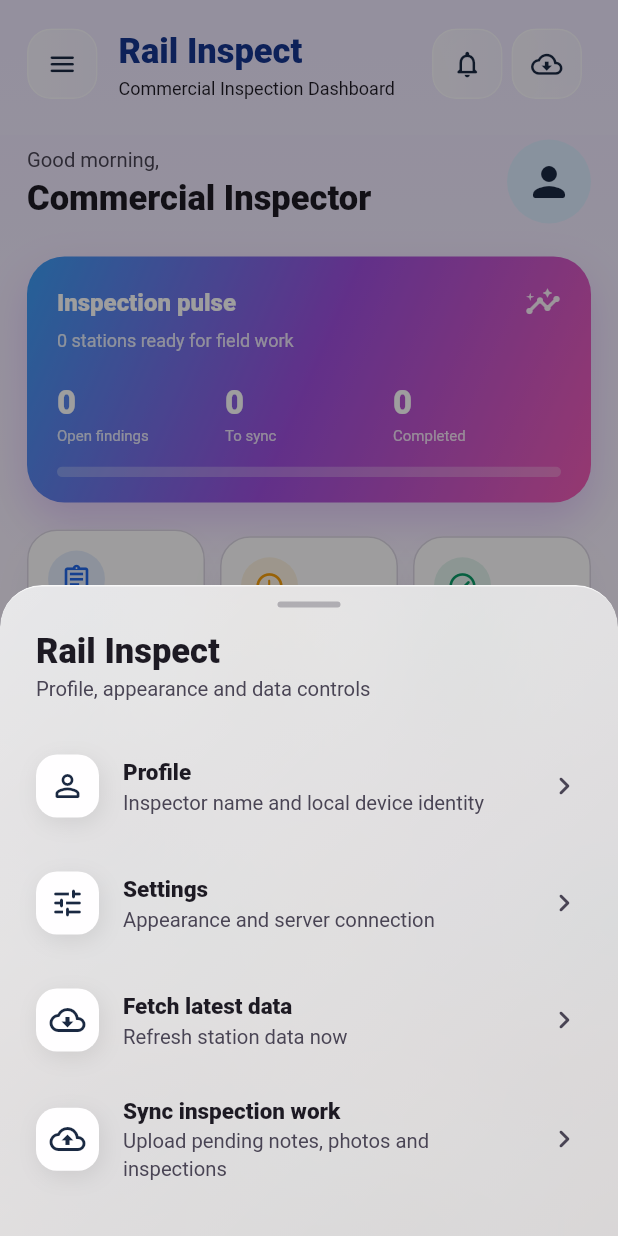
After one commit to anilsrivatsav/sbcnav, a Flutter app: the screen it shows after launch, after a tap on the "menu" icon, on a phone screen of 412 x 824 dp. The commit adds this screen. Run offline on Flutter 3.47's test engine with Material 3 defaults, Android fonts, the phone set to English and light mode, and no system bars; our stand-ins replace connectivity_plus, dio, flutter_riverpod, image_picker, sqflite; accounts and stored records are empty; statements that could not run were skipped.

Commit message:
Add mobile profile settings and PostgreSQL refresh

```diff
--- a/mobile_flutter/lib/data/sync/sync_service.dart
+++ b/mobile_flutter/lib/data/sync/sync_service.dart
@@ -140,6 +140,10 @@ class SyncController extends AsyncNotifier<SyncSnapshot> {
     });
   }
 
+  /// Downloads the current PostgreSQL-backed station snapshot and replaces
+  /// the cached station details while preserving local inspection work.
+  Future<void> refreshFromServer() => bootstrap();
+
   Future<void> synchronize() async {
     state = const AsyncLoading();
     state = await AsyncValue.guard(() async {
--- a/mobile_flutter/lib/features/home/today_screen.dart
+++ b/mobile_flutter/lib/features/home/today_screen.dart
@@ -5,6 +5,7 @@ import '../../data/local/app_database.dart';
 import '../../data/sync/sync_service.dart';
 import '../../shared/widgets.dart';
 import '../inspections/inspection_form_screen.dart';
+import '../settings/settings_screen.dart';
 
 class TodayScreen extends ConsumerStatefulWidget {
   const TodayScreen({required this.onNavigate, super.key});
@@ -21,12 +22,14 @@ class _TodayData {
     required this.inspections,
     required this.openFindings,
     required this.pendingSync,
+    required this.inspector,
   });
 
   final int stations;
   final List<Map<String, dynamic>> inspections;
   final int openFindings;
   final int pendingSync;
+  final String inspector;
 
   int get completed =>
       inspections.where((row) => row['status'] == 'submitted').length;
@@ -45,6 +48,7 @@ class _TodayScreenState extends ConsumerState<TodayScreen> {
   Future<_TodayData> _load() async {
     final database = ref.read(databaseProvider);
     final inspections = await database.inspections();
+    final profileName = await database.metadata('profile_name');
     return _TodayData(
       stations: (await database.stations()).length,
       inspections: inspections,
@@ -52,6 +56,10 @@ class _TodayScreenState extends ConsumerState<TodayScreen> {
           .where((row) => row['status'] != 'closed')
           .length,
       pendingSync: await database.pendingCount(),
+      inspector: profileName ??
+          (inspections.isEmpty
+              ? 'Commercial Inspector'
+              : '${inspections.first['inspector_name']}'),
     );
   }
 
@@ -78,9 +86,6 @@ class _TodayScreenState extends ConsumerState<TodayScreen> {
             return ErrorPane(error: snapshot.error!, retry: _refresh);
           }
           final data = snapshot.data!;
-          final inspector = data.inspections.isEmpty
-              ? 'Commercial Inspector'
-              : '${data.inspections.first['inspector_name']}';
           final progress = data.inspections.isEmpty
               ? 0.0
               : data.completed / data.inspections.length;
@@ -89,11 +94,14 @@ class _TodayScreenState extends ConsumerState<TodayScreen> {
             padding: const EdgeInsets.fromLTRB(18, 18, 18, 28),
             children: [
       _HomeHeader(
-                inspector: inspector,
+                inspector: data.inspector,
                 syncBusy: syncBusy,
                 pendingSync: data.pendingSync,
                 onSync: () =>
                     ref.read(syncControllerProvider.notifier).synchronize(),
+                onFetchLatest: () => ref
+                    .read(syncControllerProvider.notifier)
+                    .refreshFromServer(),
               ),
               const SizedBox(height: 22),
               _InspectionPulse(data: data),
@@ -343,12 +351,14 @@ class _HomeHeader extends StatelessWidget {
     required this.syncBusy,
     required this.pendingSync,
     required this.onSync,
+    required this.onFetchLatest,
   });
 
   final String inspector;
   final bool syncBusy;
   final int pendingSync;
   final VoidCallback onSync;
+  final VoidCallback onFetchLatest;
 
   @override
   Widget build(BuildContext context) {
@@ -357,11 +367,16 @@ class _HomeHeader extends StatelessWidget {
       children: [
         Row(
           children: [
-            Container(
-              width: 46,
-              height: 46,
-              decoration: _softDecoration(context, radius: 15),
-              child: const Icon(Icons.menu_rounded),
+            AppIconButton(
+              tooltip: 'Profile and settings',
+              icon: Icons.menu_rounded,
+              onPressed: () => showGlassBottomSheet<void>(
+                context,
+                builder: (_) => HomeActionsSheet(
+                  onFetchLatest: onFetchLatest,
+                  onSync: onSync,
+                ),
+              ),
             ),
             const SizedBox(width: 14),
             const Expanded(
@@ -414,6 +429,12 @@ class _HomeHeader extends StatelessWidget {
               ],
             ),
             const SizedBox(width: 6),
+            AppIconButton(
+              tooltip: 'Fetch latest data from PostgreSQL',
+              icon: Icons.cloud_download_outlined,
+              onPressed: syncBusy ? null : onFetchLatest,
+            ),
+            const SizedBox(width: 6),
           ],
         ),
         const SizedBox(height: 26),
@@ -441,13 +462,19 @@ class _HomeHeader extends StatelessWidget {
                 ],
               ),
             ),
-            CircleAvatar(
+            GestureDetector(
+              onTap: () => showGlassBottomSheet<void>(
+                context,
+                builder: (_) => const ProfileSheet(),
+              ),
+              child: CircleAvatar(
                 radius: 28,
                 backgroundColor: const Color(0xFFDCEBFF),
                 child: Icon(
                   Icons.person_rounded,
                   size: 32,
                   color: Theme.of(context).colorScheme.primary,
+                ),
               ),
             ),
           ],
--- /dev/null
+++ b/mobile_flutter/lib/features/settings/settings_screen.dart
@@ -0,0 +1,273 @@
+import 'package:flutter/material.dart';
+import 'package:flutter_riverpod/flutter_riverpod.dart';
+
+import '../../core/config.dart';
+import '../../data/local/app_database.dart';
+import '../../data/sync/sync_service.dart';
+import '../../shared/widgets.dart';
+import 'theme_picker.dart';
+
+class HomeActionsSheet extends ConsumerWidget {
+  const HomeActionsSheet({
+    required this.onFetchLatest,
+    required this.onSync,
+    super.key,
+  });
+
+  final VoidCallback onFetchLatest;
+  final VoidCallback onSync;
+
+  @override
+  Widget build(BuildContext context, WidgetRef ref) {
+    final sync = ref.watch(syncControllerProvider);
+    final busy = sync.isLoading || sync.asData?.value.busy == true;
+    return SafeArea(
+      child: Padding(
+        padding: const EdgeInsets.fromLTRB(AppSpacing.page, AppSpacing.x2,
+            AppSpacing.page, AppSpacing.x3),
+        child: Column(
+          mainAxisSize: MainAxisSize.min,
+          crossAxisAlignment: CrossAxisAlignment.start,
+          children: [
+            const PageHeading(
+              title: 'Rail Inspect',
+              subtitle: 'Profile, appearance and data controls',
+            ),
+            const SizedBox(height: AppSpacing.x2),
+            _ActionRow(
+              icon: Icons.person_outline_rounded,
+              title: 'Profile',
+              subtitle: 'Inspector name and local device identity',
+              onTap: () => showGlassBottomSheet<void>(
+                context,
+                builder: (_) => const ProfileSheet(),
+              ),
+            ),
+            _ActionRow(
+              icon: Icons.tune_rounded,
+              title: 'Settings',
+              subtitle: 'Appearance and server connection',
+              onTap: () => showGlassBottomSheet<void>(
+                context,
+                builder: (_) => SettingsSheet(
+                  onFetchLatest: onFetchLatest,
+                  onSync: onSync,
+                ),
+              ),
+            ),
+            _ActionRow(
+              icon: Icons.cloud_download_outlined,
+              title: 'Fetch latest data',
+              subtitle: busy ? 'Downloading from PostgreSQL...' : 'Refresh station data now',
+              onTap: busy ? null : onFetchLatest,
+            ),
+            _ActionRow(
+              icon: Icons.cloud_upload_outlined,
+              title: 'Sync inspection work',
+              subtitle: 'Upload pending notes, photos and inspections',
+              onTap: busy ? null : onSync,
+            ),
+          ],
+        ),
+      ),
+    );
+  }
+}
+
+class SettingsSheet extends ConsumerWidget {
+  const SettingsSheet({required this.onFetchLatest, required this.onSync, super.key});
+
+  final VoidCallback onFetchLatest;
+  final VoidCallback onSync;
+
+  @override
+  Widget build(BuildContext context, WidgetRef ref) {
+    final state = ref.watch(syncControllerProvider);
+    final busy = state.isLoading || state.asData?.value.busy == true;
+    return SafeArea(
+      child: Padding(
+        padding: const EdgeInsets.fromLTRB(AppSpacing.page, AppSpacing.x2,
+            AppSpacing.page, AppSpacing.x3),
+        child: ListView(
+          shrinkWrap: true,
+          children: [
+            const PageHeading(title: 'Settings', subtitle: 'Control the app and its data connection.'),
+            const SizedBox(height: AppSpacing.x2),
+            GlassPanel(
+              child: Column(
+                crossAxisAlignment: CrossAxisAlignment.start,
+                children: [
+                  const Text('Data connection', style: TextStyle(fontWeight: FontWeight.w900)),
+                  const SizedBox(height: 6),
+                  Text(AppConfig.apiBaseUrl, style: Theme.of(context).textTheme.bodySmall),
+                  const SizedBox(height: AppSpacing.x2),
+                  Text(state.asData?.value.message ?? 'Ready'),
+                  if (state.asData?.value.lastSyncAt != null)
+                    Text('Last refresh ${shortDate(state.asData!.value.lastSyncAt)}'),
+                  const SizedBox(height: AppSpacing.x2),
+                  AppButton(
+                    expand: true,
+                    loading: busy,
+                    onPressed: busy ? null : onFetchLatest,
+                    icon: Icons.cloud_download_rounded,
+                    label: 'Fetch latest from PostgreSQL',
+                  ),
+                  const SizedBox(height: AppSpacing.x1),
+                  AppButton(
+                    expand: true,
+                    kind: AppButtonKind.secondary,
+                    loading: busy,
+                    onPressed: busy ? null : onSync,
+                    icon: Icons.cloud_upload_rounded,
+                    label: 'Upload pending inspection work',
+                  ),
+                ],
+              ),
+            ),
+            const SizedBox(height: AppSpacing.x2),
+            const GlassPanel(
+              child: Row(
+                children: [
+                  Expanded(
+                    child: Column(
+                      crossAxisAlignment: CrossAxisAlignment.start,
+                      children: [
+                        Text('Appearance', style: TextStyle(fontWeight: FontWeight.w900)),
+                        SizedBox(height: 4),
+                        Text('Choose the Rail Inspect visual theme.'),
+                      ],
+                    ),
+                  ),
+                  ThemePickerButton(),
+                ],
+              ),
+            ),
+          ],
+        ),
+      ),
+    );
+  }
+}
+
+class ProfileSheet extends ConsumerStatefulWidget {
+  const ProfileSheet({super.key});
+
+  @override
+  ConsumerState<ProfileSheet> createState() => _ProfileSheetState();
+}
+
+class _ProfileSheetState extends ConsumerState<ProfileSheet> {
+  late final TextEditingController _name;
+  var _loading = true;
+  var _saving = false;
+
+  @override
+  void initState() {
+    super.initState();
+    _name = TextEditingController();
+    _load();
+  }
+
+  Future<void> _load() async {
+    final value = await ref.read(databaseProvider).metadata('profile_name');
+    if (!mounted) return;
+    _name.text = value ?? '';
+    setState(() => _loading = false);
+  }
+
+  Future<void> _save() async {
+    final value = _name.text.trim();
+    if (value.isEmpty) return;
+    setState(() => _saving = true);
+    await ref.read(databaseProvider).setMetadata('profile_name', value);
+    if (!mounted) return;
+    setState(() => _saving = false);
+    Navigator.pop(context);
+  }
+
+  @override
+  void dispose() {
+    _name.dispose();
+    super.dispose();
+  }
+
+  @override
+  Widget build(BuildContext context) {
+    return SafeArea(
+      child: Padding(
+        padding: const EdgeInsets.fromLTRB(AppSpacing.page, AppSpacing.x2,
+            AppSpacing.page, AppSpacing.x3),
+        child: _loading
+            ? const GlassLoadingList(itemCount: 2)
+            : ListView(
+                shrinkWrap: true,
+                children: [
+                  const PageHeading(title: 'Profile', subtitle: 'This name is used on this device.'),
+                  const SizedBox(height: AppSpacing.x2),
+                  Center(
+                    child: CircleAvatar(
+                      radius: 38,
+                      backgroundColor: const Color(0xFFDCEBFF),
+                      child: Icon(Icons.person_rounded,
+                          size: 44, color: Theme.of(context).colorScheme.primary),
+                    ),
+                  ),
+                  const SizedBox(height: AppSpacing.x2),
+                  TextField(
+                    controller: _name,
+                    textCapitalization: TextCapitalization.words,
+                    decoration: const InputDecoration(
+                      labelText: 'Inspector name',
+                      prefixIcon: Icon(Icons.badge_outlined),
+                    ),
+                  ),
+                  const SizedBox(height: AppSpacing.x2),
+                  AppButton(
+                    expand: true,
+                    loading: _saving,
+                    onPressed: _saving ? null : _save,
+                    icon: Icons.save_outlined,
+                    label: 'Save profile',
+                  ),
+                ],
+              ),
+      ),
+    );
+  }
+}
+
+class _ActionRow extends StatelessWidget {
+  const _ActionRow({required this.icon, required this.title, required this.subtitle, required this.onTap});
+
+  final IconData icon;
+  final String title;
+  final String subtitle;
+  final VoidCallback? onTap;
+
+  @override
+  Widget build(BuildContext context) {
+    return ListTile(
+      contentPadding: const EdgeInsets.symmetric(vertical: 3),
+      leading: Container(
+        width: 42,
+        height: 42,
+        decoration: BoxDecoration(
+          color: Theme.of(context).colorScheme.surface,
+          borderRadius: BorderRadius.circular(14),
+          boxShadow: [
+            BoxShadow(
+              color: Colors.black.withValues(alpha: 0.08),
+              blurRadius: 12,
+              offset: const Offset(2, 4),
+            ),
+          ],
+        ),
+        child: Icon(icon, color: Theme.of(context).colorScheme.primary),
+      ),
+      title: Text(title, style: const TextStyle(fontWeight: FontWeight.w900)),
+      subtitle: Text(subtitle),
+      trailing: const Icon(Icons.chevron_right_rounded),
+      onTap: onTap,
+    );
+  }
+}
--- a/mobile_flutter/pubspec.yaml
+++ b/mobile_flutter/pubspec.yaml
@@ -1,7 +1,7 @@
 name: rail_inspect
 description: Offline-first station inspection app for railway commercial inspectors and officers.
 publish_to: "none"
-version: 0.7.0+7
+version: 0.7.1+8
 
 environment:
   sdk: ">=3.4.0 <4.0.0"
```
Also changed, not shown: 1 other file. Lines whose indentation alone changed are shown as unchanged.
